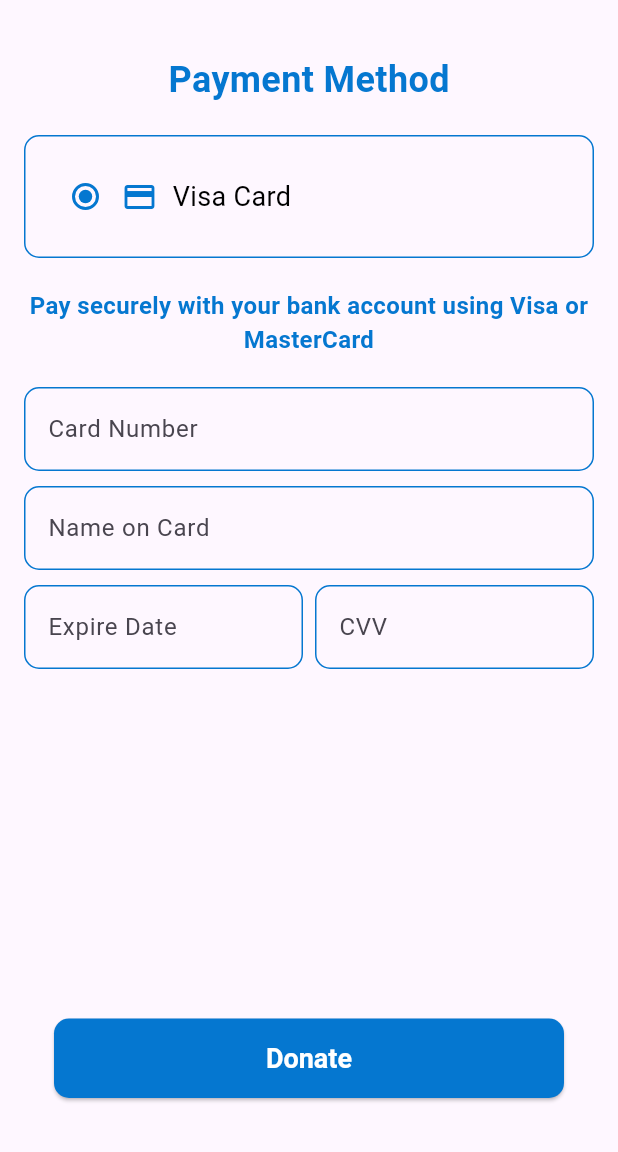
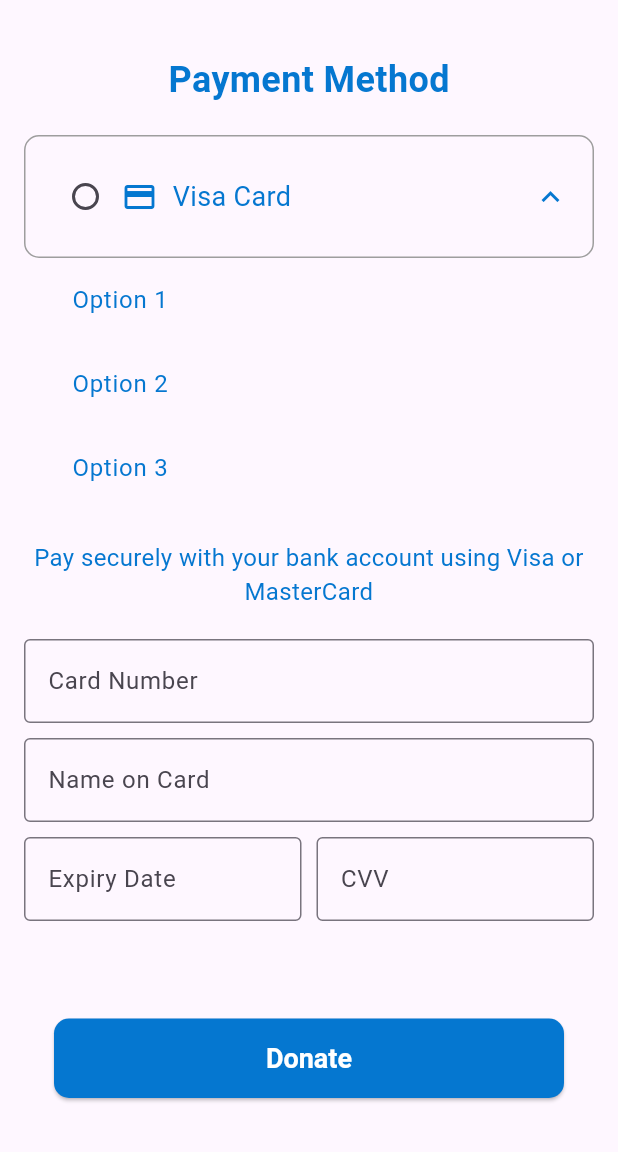
Before and after one commit to kimtigithub/dove_wing, a Flutter app: the PaymentMethodPage screen opened by its route, after a tap on "Visa Card", on a phone screen of 412 x 824 dp, the part 84-1236 px from its top. Run offline on Flutter 3.47's test engine with Material 3 defaults, Android fonts, the phone set to English and light mode, and no system bars; our stand-ins replace google_fonts; Roboto replaces fonts that are missing (Inika).

Commit message:
Update payment_method_page.dart
- edit dropdown menu

```diff
--- a/lib/pages/payment_method_page.dart
+++ b/lib/pages/payment_method_page.dart
@@ -2,7 +2,7 @@ import 'package:flutter/material.dart';
 import 'package:google_fonts/google_fonts.dart';
 
 class PaymentMethodPage extends StatelessWidget {
-  const PaymentMethodPage({super.key});
+  const PaymentMethodPage({super. key});
 
   @override
   Widget build(BuildContext context) {
@@ -47,10 +47,15 @@ class PaymentMethodPage extends StatelessWidget {
               ),
             ),
             const SizedBox(height: 20),
-            const PaymentOption(
+          const  PaymentOption(
               label: 'Visa Card',
               value: 'visa',
               icon: Icons.credit_card,
+              options: [
+                'Option 1',
+                'Option 2',
+                'Option 3',
+              ],
             ),
             const SizedBox(height: 20),
             Center(
@@ -59,8 +64,7 @@ class PaymentMethodPage extends StatelessWidget {
                 style: GoogleFonts.inika(
                   textStyle: const TextStyle(
                     fontSize: 16,
-                    fontWeight: FontWeight.bold,
-                    color: Color(0xFF0577D0),
+                    color:  Color.fromARGB(255, 5, 119, 208),
                   ),
                 ),
                 textAlign: TextAlign.center,
@@ -71,41 +75,15 @@ class PaymentMethodPage extends StatelessWidget {
               decoration: InputDecoration(
                 labelText: 'Card Number',
                 labelStyle: GoogleFonts.inika(),
-                border: const OutlineInputBorder(
-                  borderRadius: BorderRadius.all(Radius.circular(10)),
-                  borderSide: BorderSide(color: Color.fromARGB(255, 5, 119, 208)),
-                ),
-                enabledBorder: const OutlineInputBorder(
-                  borderRadius: BorderRadius.all(Radius.circular(10)),
-                  borderSide: BorderSide(color: Color.fromARGB(255, 5, 119, 208)),
-                ),
-                focusedBorder: const OutlineInputBorder(
-                  borderRadius: BorderRadius.all(Radius.circular(10)),
-                  borderSide: BorderSide(color: Color.fromARGB(255, 5, 119, 208)),
+                border: const OutlineInputBorder(),
               ),
             ),
-            ),
-
             const SizedBox(height: 10),
             TextField(
               decoration: InputDecoration(
                 labelText: 'Name on Card',
                 labelStyle: GoogleFonts.inika(),
-                border: const OutlineInputBorder(
-                   borderRadius: BorderRadius.all(Radius.circular(10)),
-                  borderSide:
-                      BorderSide(color: Color.fromARGB(255, 5, 119, 208)),
-                ),
-                enabledBorder: const OutlineInputBorder(
-                  borderRadius: BorderRadius.all(Radius.circular(10)),
-                  borderSide:
-                      BorderSide(color: Color.fromARGB(255, 5, 119, 208)),
-                ),
-                focusedBorder: const OutlineInputBorder(
-                  borderRadius: BorderRadius.all(Radius.circular(10)),
-                  borderSide:
-                      BorderSide(color: Color.fromARGB(255, 5, 119, 208)),
-              ),
+                border: const OutlineInputBorder(),
               ),
             ),
             const SizedBox(height: 10),
@@ -114,41 +92,19 @@ class PaymentMethodPage extends StatelessWidget {
                 Expanded(
                   child: TextField(
                     decoration: InputDecoration(
-          labelText: 'Expire Date',
+                      labelText: 'Expiry Date',
                       labelStyle: GoogleFonts.inika(),
-          border: const OutlineInputBorder(
-            borderRadius: BorderRadius.all(Radius.circular(10)),
-            borderSide: BorderSide(color: Color.fromARGB(255, 5, 119, 208)),
-          ),
-          enabledBorder: const OutlineInputBorder(
-            borderRadius: BorderRadius.all(Radius.circular(10)),
-            borderSide: BorderSide(color: Color.fromARGB(255, 5, 119, 208)),
-          ),
-          focusedBorder: const OutlineInputBorder(
-            borderRadius: BorderRadius.all(Radius.circular(10)),
-            borderSide: BorderSide(color: Color.fromARGB(255, 5, 119, 208)),
+                      border: const OutlineInputBorder(),
                     ),
                   ),
                 ),
-    ),
-    const SizedBox(width: 8), // Adjust spacing as needed
+                const SizedBox(width: 10),
                 Expanded(
                   child: TextField(
                     decoration: InputDecoration(
                       labelText: 'CVV',
                       labelStyle: GoogleFonts.inika(),
-          border: const OutlineInputBorder(
-            borderRadius: BorderRadius.all(Radius.circular(10)),
-            borderSide: BorderSide(color: Color.fromARGB(255, 5, 119, 208)),
-          ),
-          enabledBorder: const OutlineInputBorder(
-            borderRadius: BorderRadius.all(Radius.circular(10)),
-            borderSide: BorderSide(color: Color.fromARGB(255, 5, 119, 208)),
-          ),
-          focusedBorder: const OutlineInputBorder(
-            borderRadius: BorderRadius.all(Radius.circular(10)),
-            borderSide: BorderSide(color: Color.fromARGB(255, 5, 119, 208)),
-          ),
+                      border: const OutlineInputBorder(),
                     ),
                   ),
                 ),
@@ -195,8 +151,15 @@ class PaymentOption extends StatefulWidget {
   final String label;
   final String value;
   final IconData icon;
+  final List<String> options;
 
-  const PaymentOption({required this.label, required this.value, required this.icon, super.key});
+ const PaymentOption({
+    required this.label,
+    required this.value,
+    required this.icon,
+    required this.options,
+    super.key,
+  });
 
   @override
   State<PaymentOption> createState() => _PaymentOptionState();
@@ -204,13 +167,16 @@ class PaymentOption extends StatefulWidget {
 
 class _PaymentOptionState extends State<PaymentOption> {
   String? selectedValue;
+  bool isExpanded = false;
 
   @override
   Widget build(BuildContext context) {
-    return GestureDetector(
+    return Column(
+      children: [
+        GestureDetector(
           onTap: () {
             setState(() {
-          selectedValue = widget.value;
+              isExpanded = !isExpanded;
             });
           },
           child: Container(
@@ -245,13 +211,46 @@ class _PaymentOptionState extends State<PaymentOption> {
                   style: GoogleFonts.inika(
                     textStyle: const TextStyle(
                       fontSize: 18,
-                  color: Colors.black,
+                      color:  Color.fromARGB(255, 5, 119, 208),
                     ),
                   ),
+                ),
+                const Spacer(),
+                Icon(
+                  isExpanded ? Icons.expand_less : Icons.expand_more,
+                  color: const Color.fromARGB(255, 5, 119, 208),
                 ),
               ],
             ),
           ),
+        ),
+        if (isExpanded)
+          Container(
+            padding: const EdgeInsets.symmetric(horizontal: 16),
+            child: Column(
+              crossAxisAlignment: CrossAxisAlignment.start,
+              children: widget.options
+                  .map(
+                    (option) => ListTile(
+                      title: Text(
+                        option,
+                        style: GoogleFonts.inika(
+                          textStyle: const TextStyle(
+                            fontSize: 16,
+                            color:  Color.fromARGB(255, 5, 119, 208),
+                          ),
+                        ),
+                      ),
+                      onTap: () {
+                        // Perform action when an option is tapped
+                       print('Option selected: $option');
+                      },
+                    ),
+                  )
+                  .toList(),
+            ),
+          ),
+      ],
     );
   }
 }
```
Lines whose indentation alone changed are shown as unchanged.
